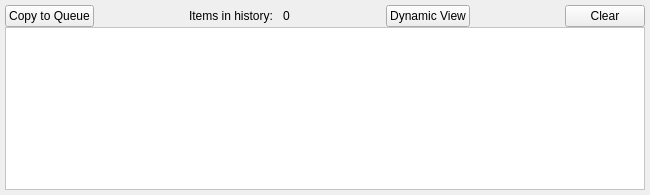
The window that src/QSview/resources/history.ui (BCDA-APS/QSview) describes before a commit, drawn with Qt 5.
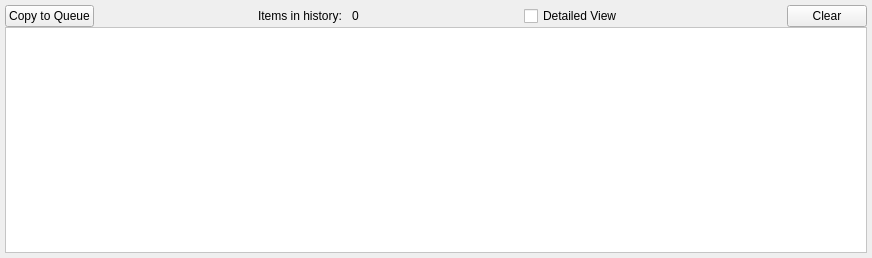
The same window after the commit. Icons and pictures are not drawn.

Commit message:
History: add Detailed View checkbox and dynamic default; unify view toggle handling
- UI: replace toggle button with 'Detailed View' checkbox
- History: default to dynamic model; checkbox toggles dynamic/static
- History: connect stateChanged to toggle handler
- Format: show kwargs as three lines (detectors, args, md)
- Message routing: emit messageChanged on clear

Diff of the .ui file:
```diff
--- a/src/QSview/resources/history.ui
+++ b/src/QSview/resources/history.ui
@@ -6,8 +6,8 @@
    <rect>
     <x>0</x>
     <y>0</y>
-    <width>650</width>
-    <height>195</height>
+    <width>872</width>
+    <height>258</height>
    </rect>
   </property>
   <property name="windowTitle">
@@ -102,12 +102,9 @@
       </spacer>
      </item>
      <item>
-      <widget class="QPushButton" name="toggleViewButton">
+      <widget class="QCheckBox" name="viewCheckBox">
        <property name="text">
-        <string>Dynamic View</string>
-       </property>
-       <property name="checkable">
-        <bool>true</bool>
+        <string>Detailed View</string>
        </property>
       </widget>
      </item>
```
The commit also changes 2 other files.
